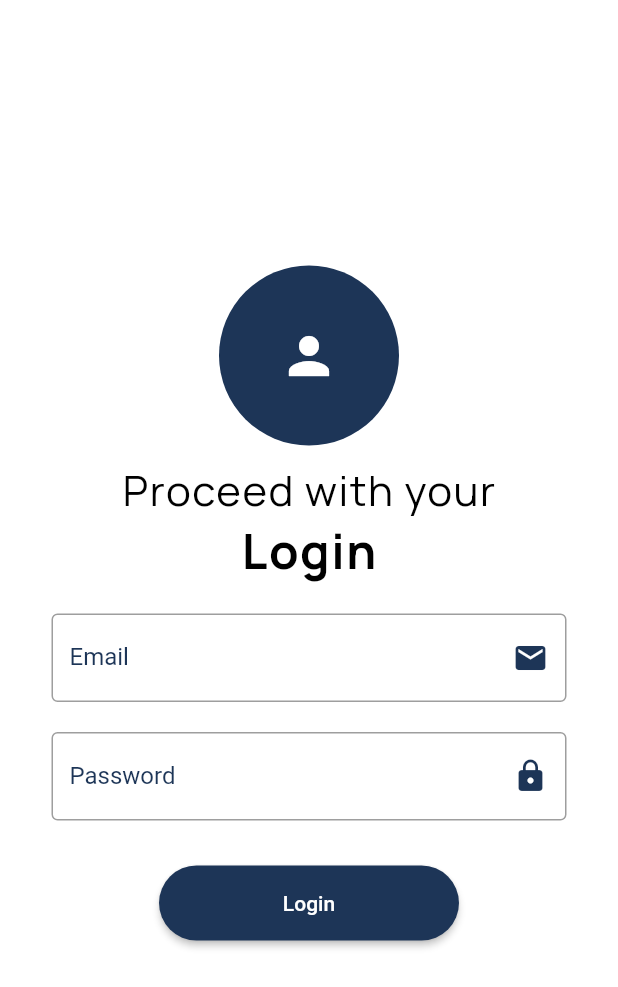
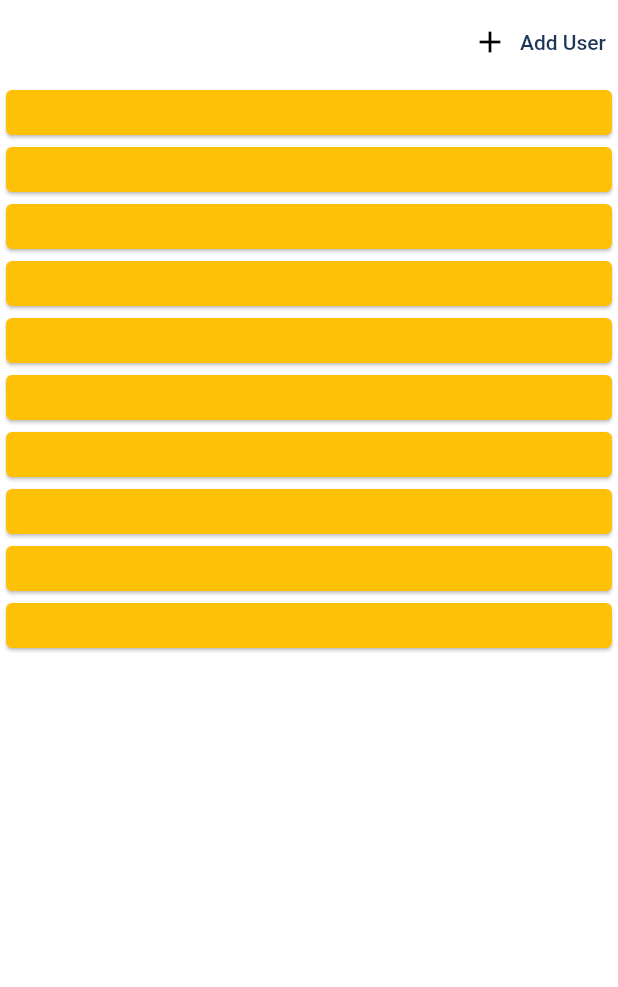
Before and after one commit to amrith-nath/Edeya_weather, a Flutter app: the ScreenHome screen opened directly, on a phone screen of 412 x 824 dp. Shown: the top 987 px of the screen. Run offline on Flutter 3.47's test engine with Material 2 defaults, Android fonts, the phone set to English and light mode, and no system bars; our stand-ins replace animate_do, animated_text_kit, flutter_svg, google_fonts, lottie, page_transition and 1 more.

Commit message:
Login  screen created

```diff
--- a/lib/presentation/screens/home/screen_home.dart
+++ b/lib/presentation/screens/home/screen_home.dart
@@ -1,132 +1,42 @@
-import 'dart:developer';
-
 import 'package:flutter/material.dart';
 
 import '../../core/colors/colors.dart';
-import '../../core/fonts/fonts.dart';
-import '../../core/size/size.dart';
 
 class ScreenHome extends StatelessWidget {
-  ScreenHome({super.key});
+  const ScreenHome({super.key});
 
-  final TextEditingController emailController = TextEditingController();
-  final TextEditingController passwordController = TextEditingController();
-  final GlobalKey<FormState> _formKey = GlobalKey();
   @override
   Widget build(BuildContext context) {
-    final Size size = MediaQuery.of(context).size;
-
     return Scaffold(
-      body: Scaffold(
-        body: Center(
-          child: SingleChildScrollView(
-            child: Form(
-              key: _formKey,
-              child: Column(
-                children: <Widget>[
-                  const CircleAvatar(
-                    radius: 60,
-                    backgroundColor: kButtonColor,
-                    child: Icon(
-                      Icons.person,
-                      color: Colors.white,
-                      size: 40,
-                    ),
-                  ),
-                  kHeight10,
-                  Text(
-                    'Proceed with your',
-                    style: GoogleFont.loginSubTextStyle,
-                  ),
-                  Text(
-                    'Login',
-                    style: GoogleFont.loginTextStyle,
-                  ),
-                  kHeight20,
-                  inputFieldWidget(
-                    size: size,
-                    controller: emailController,
-                    label: 'Email',
-                    icon: Icons.mail,
-                  ),
-                  kHeight20,
-                  inputFieldWidget(
-                      size: size,
-                      controller: passwordController,
-                      label: 'Password',
-                      icon: Icons.lock,
-                      isPassword: true),
-                  kHeight20,
-                  kHeight10,
-                  SizedBox(
-                    width: 200,
-                    height: 50,
-                    child: ElevatedButton(
-                        style: ElevatedButton.styleFrom(
-                            backgroundColor: kButtonColor,
-                            shape: RoundedRectangleBorder(
-                                borderRadius: BorderRadius.circular(50))),
-                        onPressed: () {
-                          if (_formKey.currentState!.validate()) {
-                            log('${emailController.text} ${passwordController.text}');
-                            onValiate();
-                          }
-                        },
-                        child: const Text('Login')),
-                  ),
-                  kHeight20,
-                ],
+      appBar: AppBar(
+        actions: <Widget>[
+          TextButton.icon(
+            onPressed: () {},
+            icon: const Icon(
+              Icons.add,
+              color: kBlack,
+            ),
+            label: const Text(
+              'Add User',
+              style: TextStyle(
+                color: kButtonColor,
               ),
             ),
-          ),
-        ),
+          )
+        ],
       ),
-    );
-  }
-
-  void onValiate() {}
-
-  SizedBox inputFieldWidget(
-      {required Size size,
-      required TextEditingController controller,
-      required String label,
-      required IconData icon,
-      bool? isPassword}) {
-    return SizedBox(
-      width: size.width / 1.2,
-      child: TextFormField(
-        obscureText: isPassword ?? false,
-        validator: (String? value) {
-          if (value == null || value.isEmpty) {
-            return 'Please enter a valid ${label.toLowerCase()}';
-          } else if ((!controller.value.text.contains('@') ||
-                  !controller.value.text.contains('.') ||
-                  controller.value.text.length < 3) &&
-              label == 'Email') {
-            return 'Please enter a valid ${label.toLowerCase()}';
-          }
-          return null;
-        },
-        onChanged: (String value) {
-          controller.text = value;
-        },
-        decoration: InputDecoration(
-          label: Text(
-            label,
-            style: const TextStyle(color: kButtonColor),
-          ),
-          floatingLabelStyle: const TextStyle(fontWeight: FontWeight.w600),
-          suffixIcon: Icon(
-            icon,
-            color: kButtonColor,
-          ),
-          border: const OutlineInputBorder(
-            borderSide: BorderSide(color: kButtonColor),
-          ),
-          focusedBorder: const OutlineInputBorder(
-            borderSide: BorderSide(color: kButtonColor, width: 2),
-          ),
-        ),
+      body: Column(
+        children: <Widget>[
+          Expanded(
+            child: ListView.builder(
+                itemCount: 10,
+                shrinkWrap: true,
+                itemBuilder: (BuildContext context, int index) => Card(
+                      color: Colors.amber,
+                      child: SizedBox(height: 30, child: ListTile()),
+                    )),
+          )
+        ],
       ),
     );
   }
--- a/lib/presentation/screens/onboarding/screen_onboarding.dart
+++ b/lib/presentation/screens/onboarding/screen_onboarding.dart
@@ -10,7 +10,7 @@ import '../../../domine/onboarding/onboarding_notifier.dart';
 import '../../core/colors/colors.dart';
 import '../../core/fonts/fonts.dart';
 import '../../core/size/size.dart';
-import '../home/screen_home.dart';
+import '../login/screen_login.dart';
 
 class ScreenOnboarding extends StatelessWidget {
   const ScreenOnboarding({super.key});
@@ -135,8 +135,8 @@ class ScreenOnboarding extends StatelessWidget {
       ),
       onPressed: () {
         Navigator.of(context).pushReplacement(
-          PageTransition<ScreenHome>(
-            child: ScreenHome(),
+          PageTransition<ScreenLogin>(
+            child: ScreenLogin(),
             childCurrent: const ScreenOnboarding(),
             type: PageTransitionType.bottomToTopJoined,
             duration: const Duration(milliseconds: 500),
--- a/pubspec.yaml
+++ b/pubspec.yaml
@@ -21,6 +21,7 @@ dependencies:
   google_fonts: ^3.0.1
   lottie: ^2.0.0
   page_transition: ^2.0.9
+  quickalert: ^1.0.0
 
 dev_dependencies:
   flutter_lints: ^2.0.1
```
Also changed, not shown: lib/presentation/screens/login/screen_login.dart (added, +156 -0 lines), lib/presentation/screens/user/screen_user.dart (deleted, +0 -25 lines), pubspec.lock.
